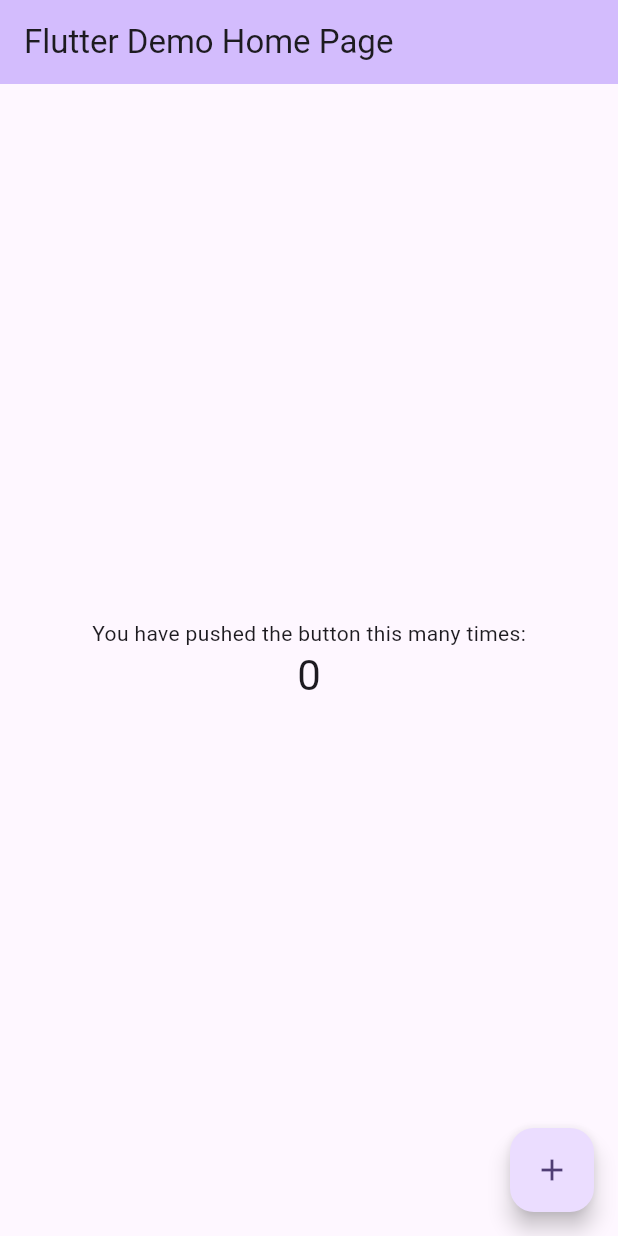
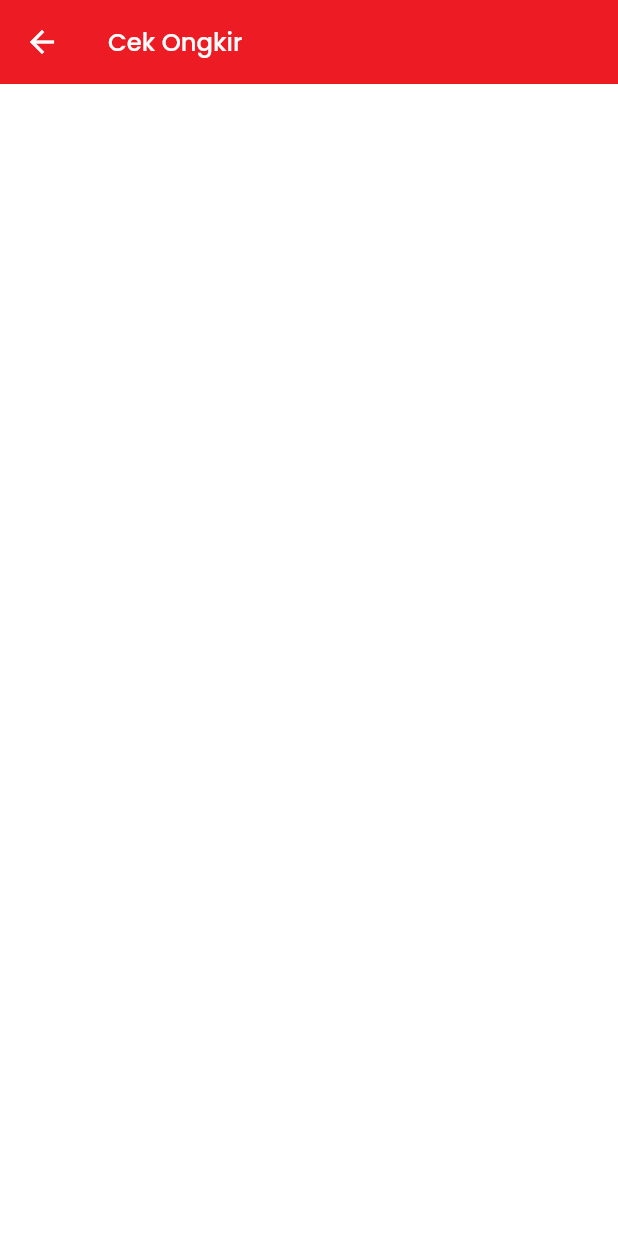
Before and after one commit to HegelAlRafli/Amanat-Kilat-Semesta, a Flutter app: the screen it shows after launch, on a phone screen of 412 x 824 dp. Run offline on Flutter 3.47's test engine with Material 2 defaults, Android fonts, the phone set to English and light mode, and no system bars; our stand-ins replace flutter_screenutil.

Commit message:
feat: [HR] Set Up project

```diff
--- /dev/null
+++ b/lib/core/theme/app_style.dart
@@ -0,0 +1,34 @@
+import 'package:flutter/material.dart';
+import 'package:flutter/services.dart';
+
+void statusBarDarkStyle() {
+  SystemChrome.setSystemUIOverlayStyle(systemUiOverlayDarkStyle);
+}
+
+void statusBarLightStyle() {
+  SystemChrome.setSystemUIOverlayStyle(systemUiOverlayLightStyle);
+}
+
+SystemUiOverlayStyle get systemUiOverlayDarkStyle {
+  return const SystemUiOverlayStyle(
+    statusBarColor: Colors.transparent,
+    statusBarIconBrightness: Brightness.dark,
+    systemNavigationBarColor: Colors.white,
+    systemNavigationBarIconBrightness: Brightness.dark,
+  );
+}
+
+SystemUiOverlayStyle get systemUiOverlayLightStyle {
+  return const SystemUiOverlayStyle(
+    statusBarColor: Colors.transparent,
+    statusBarIconBrightness: Brightness.light,
+    systemNavigationBarColor: Colors.black,
+    systemNavigationBarIconBrightness: Brightness.light,
+  );
+}
+
+void deviceOrientation() {
+  SystemChrome.setPreferredOrientations([
+    DeviceOrientation.portraitUp,
+  ]);
+}
--- /dev/null
+++ b/lib/core/theme/app_theme_data.dart
@@ -0,0 +1,92 @@
+import 'package:flutter/material.dart';
+import 'package:flutter_screenutil/flutter_screenutil.dart';
+
+import 'color_value.dart';
+
+class AppThemeData {
+  static ThemeData getThemeLight() {
+    const Color primaryColor = ColorValue.primaryColor;
+    final Map<int, Color> primaryColorMap = {
+      50: primaryColor,
+      100: primaryColor,
+      200: primaryColor,
+      300: primaryColor,
+      400: primaryColor,
+      500: primaryColor,
+      600: primaryColor,
+      700: primaryColor,
+      800: primaryColor,
+      900: primaryColor,
+    };
+    final MaterialColor primaryMaterialColor =
+        MaterialColor(primaryColor.value, primaryColorMap);
+
+    return ThemeData(
+      primaryColor: primaryColor,
+      primarySwatch: primaryMaterialColor,
+      brightness: Brightness.light,
+      scaffoldBackgroundColor: Colors.white,
+      appBarTheme: AppBarTheme(
+          elevation: 0,
+          titleTextStyle: TextStyle(
+              fontFamily: 'Poppins',
+              color: Colors.white,
+              fontSize: 16.sp,
+              fontWeight: FontWeight.w500)),
+      elevatedButtonTheme: ElevatedButtonThemeData(
+        style: ElevatedButton.styleFrom(
+          foregroundColor: Colors.white,
+          backgroundColor: ColorValue.primaryColor,
+          minimumSize: Size(double.infinity, 50.h),
+          shape: RoundedRectangleBorder(
+            borderRadius: BorderRadius.circular(7.5.r),
+          ),
+          textStyle: TextStyle(
+            fontFamily: 'Poppins',
+            color: Colors.white,
+            fontSize: 12.sp,
+            fontWeight: FontWeight.w600,
+          ),
+        ),
+      ),
+      textTheme: TextTheme(
+        displayLarge: TextStyle(
+          fontFamily: 'Poppins',
+          color: Colors.white,
+          fontSize: 20.sp,
+          fontWeight: FontWeight.w600,
+        ),
+        displayMedium: TextStyle(
+          fontFamily: 'Poppins',
+          color: Colors.black,
+          fontSize: 18.sp,
+          fontWeight: FontWeight.w500,
+        ),
+        displaySmall: TextStyle(
+          fontFamily: 'Poppins',
+          color: Colors.white,
+          fontSize: 16.sp,
+          fontWeight: FontWeight.w600,
+        ),
+        headlineMedium: TextStyle(
+          fontFamily: 'Poppins',
+          color: Colors.black,
+          fontSize: 14.sp,
+          fontWeight: FontWeight.w500,
+        ),
+        bodyLarge: TextStyle(
+          fontFamily: 'Poppins',
+          color: ColorValue.greyColor,
+          fontSize: 12.sp,
+          fontWeight: FontWeight.w500,
+        ),
+        bodyMedium: TextStyle(
+          fontFamily: 'Poppins',
+          color: ColorValue.greyColor,
+          fontSize: 10.sp,
+          fontWeight: FontWeight.w500,
+        ),
+      ),
+    );
+  }
+}
--- /dev/null
+++ b/lib/core/theme/color_value.dart
@@ -0,0 +1,12 @@
+import 'package:flutter/material.dart';
+
+class ColorValue {
+  static const Color primaryColor = Color(0XFFED1B24);
+  static const Color backgroundColor = Color(0XFFED1B24);
+  static const Color greyColor = Color(0XFF9B9B9B);
+  static const Color secondaryGreyColor = Color(0XFF9B9B9B);
+  static const Color borderColor = Color(0XFFECEEF2);
+  static const Color dangerColor = Color(0XFFFF4530);
+  static const Color successColor = Color(0XFF28A745);
+  static const Color alertColor = Color(0XFFFFC107);
+}
--- /dev/null
+++ b/lib/features/tumbal.dart
@@ -0,0 +1,23 @@
+import 'package:flutter/material.dart';
+
+class TumbalPage extends StatefulWidget {
+  const TumbalPage({super.key});
+
+  @override
+  State<TumbalPage> createState() => _TumbalPageState();
+}
+
+class _TumbalPageState extends State<TumbalPage> {
+  @override
+  Widget build(BuildContext context) {
+    return Scaffold(
+      appBar: AppBar(
+       leading: Icon(Icons.arrow_back),
+        title: Text('Cek Ongkir'),
+      ),
+      body: const Column(
+        children: [],
+      ),
+    );
+  }
+}
--- a/lib/main.dart
+++ b/lib/main.dart
@@ -1,125 +1,35 @@
 import 'package:flutter/material.dart';
+import 'package:flutter_screenutil/flutter_screenutil.dart';
 
-void main() {
+import 'core/theme/app_style.dart';
+import 'core/theme/app_theme_data.dart';
+import 'features/tumbal.dart';
+
+void main() async {
+  WidgetsFlutterBinding.ensureInitialized();
+  deviceOrientation();
+  statusBarDarkStyle();
+
   runApp(const MyApp());
 }
 
 class MyApp extends StatelessWidget {
-  const MyApp({super.key});
+  const MyApp({Key? key}) : super(key: key);
 
-  // This widget is the root of your application.
   @override
   Widget build(BuildContext context) {
-    return MaterialApp(
-      title: 'Flutter Demo',
-      theme: ThemeData(
-        // This is the theme of your application.
-        //
-        // TRY THIS: Try running your application with "flutter run". You'll see
-        // the application has a blue toolbar. Then, without quitting the app,
-        // try changing the seedColor in the colorScheme below to Colors.green
-        // and then invoke "hot reload" (save your changes or press the "hot
-        // reload" button in a Flutter-supported IDE, or press "r" if you used
-        // the command line to start the app).
-        //
-        // Notice that the counter didn't reset back to zero; the application
-        // state is not lost during the reload. To reset the state, use hot
-        // restart instead.
-        //
-        // This works for code too, not just values: Most code changes can be
-        // tested with just a hot reload.
-        colorScheme: ColorScheme.fromSeed(seedColor: Colors.deepPurple),
-        useMaterial3: true,
-      ),
-      home: const MyHomePage(title: 'Flutter Demo Home Page'),
+    return ScreenUtilInit(
+      designSize: const Size(375, 812),
+      minTextAdapt: true,
+      builder: (_, child) {
+        return MaterialApp(
+          title: 'Amanat Kilat Semesta',
+          debugShowCheckedModeBanner: false,
+          theme: AppThemeData.getThemeLight(),
+          home: child,
+        );
+      },
+      child: const TumbalPage(),
     );
   }
 }
-
-class MyHomePage extends StatefulWidget {
-  const MyHomePage({super.key, required this.title});
-
-  // This widget is the home page of your application. It is stateful, meaning
-  // that it has a State object (defined below) that contains fields that affect
-  // how it looks.
-
-  // This class is the configuration for the state. It holds the values (in this
-  // case the title) provided by the parent (in this case the App widget) and
-  // used by the build method of the State. Fields in a Widget subclass are
-  // always marked "final".
-
-  final String title;
-
-  @override
-  State<MyHomePage> createState() => _MyHomePageState();
-}
-
-class _MyHomePageState extends State<MyHomePage> {
-  int _counter = 0;
-
-  void _incrementCounter() {
-    setState(() {
-      // This call to setState tells the Flutter framework that something has
-      // changed in this State, which causes it to rerun the build method below
-      // so that the display can reflect the updated values. If we changed
-      // _counter without calling setState(), then the build method would not be
-      // called again, and so nothing would appear to happen.
-      _counter++;
-    });
-  }
-
-  @override
-  Widget build(BuildContext context) {
-    // This method is rerun every time setState is called, for instance as done
-    // by the _incrementCounter method above.
-    //
-    // The Flutter framework has been optimized to make rerunning build methods
-    // fast, so that you can just rebuild anything that needs updating rather
-    // than having to individually change instances of widgets.
-    return Scaffold(
-      appBar: AppBar(
-        // TRY THIS: Try changing the color here to a specific color (to
-        // Colors.amber, perhaps?) and trigger a hot reload to see the AppBar
-        // change color while the other colors stay the same.
-        backgroundColor: Theme.of(context).colorScheme.inversePrimary,
-        // Here we take the value from the MyHomePage object that was created by
-        // the App.build method, and use it to set our appbar title.
-        title: Text(widget.title),
-      ),
-      body: Center(
-        // Center is a layout widget. It takes a single child and positions it
-        // in the middle of the parent.
-        child: Column(
-          // Column is also a layout widget. It takes a list of children and
-          // arranges them vertically. By default, it sizes itself to fit its
-          // children horizontally, and tries to be as tall as its parent.
-          //
-          // Column has various properties to control how it sizes itself and
-          // how it positions its children. Here we use mainAxisAlignment to
-          // center the children vertically; the main axis here is the vertical
-          // axis because Columns are vertical (the cross axis would be
-          // horizontal).
-          //
-          // TRY THIS: Invoke "debug painting" (choose the "Toggle Debug Paint"
-          // action in the IDE, or press "p" in the console), to see the
-          // wireframe for each widget.
-          mainAxisAlignment: MainAxisAlignment.center,
-          children: <Widget>[
-            const Text(
-              'You have pushed the button this many times:',
-            ),
-            Text(
-              '$_counter',
-              style: Theme.of(context).textTheme.headlineMedium,
-            ),
-          ],
-        ),
-      ),
-      floatingActionButton: FloatingActionButton(
-        onPressed: _incrementCounter,
-        tooltip: 'Increment',
-        child: const Icon(Icons.add),
-      ), // This trailing comma makes auto-formatting nicer for build methods.
-    );
-  }
-}
```
Also changed, not shown: pubspec.yaml (+33 -15 lines), assets/images/logo.png (added), fonts/Poppins-Black.ttf (added), fonts/Poppins-Bold.ttf (added), fonts/Poppins-ExtraBold.ttf (added), fonts/Poppins-Medium.ttf (added), fonts/Poppins-Regular.ttf (added), fonts/Poppins-SemiBold.ttf (added), fonts/RussoOne-Regular.ttf (added), pubspec.lock.
